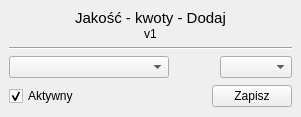
Qt form Forms/kwotyJakoscFormDodaj.ui (kolomir/place_v2) before a commit.
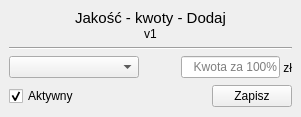
The same form after that commit.

Commit message: 08.08.2024 - dodanie formulaż│a do dodawania i edycji kwoty za cele jakościowe

```diff
--- a/Forms/kwotyJakoscFormDodaj.ui
+++ b/Forms/kwotyJakoscFormDodaj.ui
@@ -107,7 +107,7 @@
           <widget class="QComboBox" name="combo_grupa">
            <property name="minimumSize">
             <size>
-             <width>160</width>
+             <width>130</width>
              <height>0</height>
             </size>
            </property>
@@ -127,7 +127,27 @@
           </spacer>
          </item>
          <item>
-          <widget class="QComboBox" name="combo_linia"/>
+          <widget class="QLineEdit" name="text_kwota">
+           <property name="minimumSize">
+            <size>
+             <width>65</width>
+             <height>0</height>
+            </size>
+           </property>
+           <property name="alignment">
+            <set>Qt::AlignRight|Qt::AlignTrailing|Qt::AlignVCenter</set>
+           </property>
+           <property name="placeholderText">
+            <string>Kwota za 100%</string>
+           </property>
+          </widget>
+         </item>
+         <item>
+          <widget class="QLabel" name="label_3">
+           <property name="text">
+            <string> zł</string>
+           </property>
+          </widget>
          </item>
         </layout>
        </widget>
```
Left out of the diff: 2 changed lines with no effect on the pictures. The commit also changes 10 other files.
